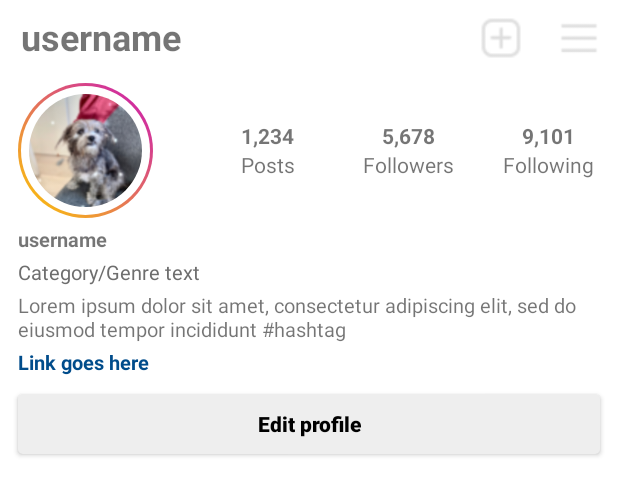
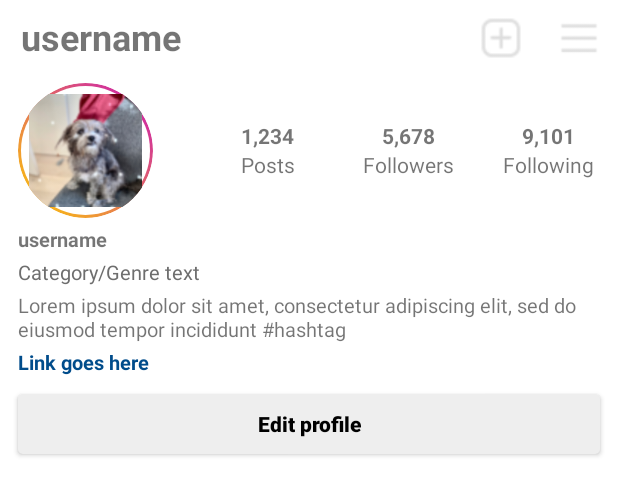
Before and after one commit to Chapter-3-2-Android/SNS-APP, an Android app: the layout activity_main.xml on its own in the app's theme, with its tools: preview values and no code run, on a phone screen of 412 x 824 dp. Shown: the top 495 px of the screen. Run offline under Robolectric (Android 15) with nearby library versions, the phone set to English and light mode, and no system bars.

```diff
--- a/app/src/main/res/layout/activity_main.xml
+++ b/app/src/main/res/layout/activity_main.xml
@@ -65,12 +65,14 @@
             app:layout_constraintTop_toBottomOf="@+id/cl_username_main">
 
             <!--    Circle Profile Image   -->
-            <de.hdodenhof.circleimageview.CircleImageView
+            <ImageView
                 android:id="@+id/civ_profileImage"
                 android:layout_width="90dp"
                 android:layout_height="90dp"
                 android:padding="7dp"
                 android:src="@drawable/img_profile2"
+                android:clipToOutline="true"
+                android:outlineProvider="background"
                 android:background="@drawable/img_round"
                 app:layout_constraintBottom_toBottomOf="parent"
                 app:layout_constraintStart_toStartOf="parent"
--- a/app/src/main/res/values/strings.xml
+++ b/app/src/main/res/values/strings.xml
@@ -5,7 +5,7 @@
 
     <string name="text_heart" translatable="false">️️️❤️</string>
     <string name="text_clip" translatable="false">🙌</string>
-    <string name="numLikes">Likes</string>
+    <string name="numLikes" translatable="false">Likes</string>
 
     <!--  메인 페이지  -->
     <string name="tv_main_username">username</string>
```
Also changed, not shown: app/src/main/java/com/agvber/sns_app/ui/main/MainActivity.kt (+29 -9 lines).
